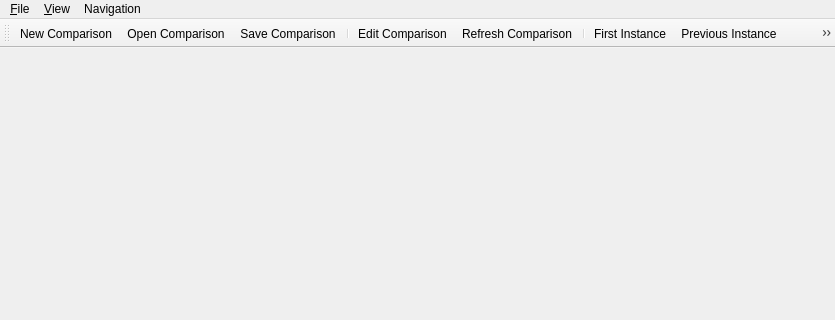
Before: the Qt Designer form MainWindow.ui in wsmigaj/Cameleon, drawn with Qt 5; both pictures show x 0 to 835 and y 0 to 320 of the 835 by 604 pixel window.
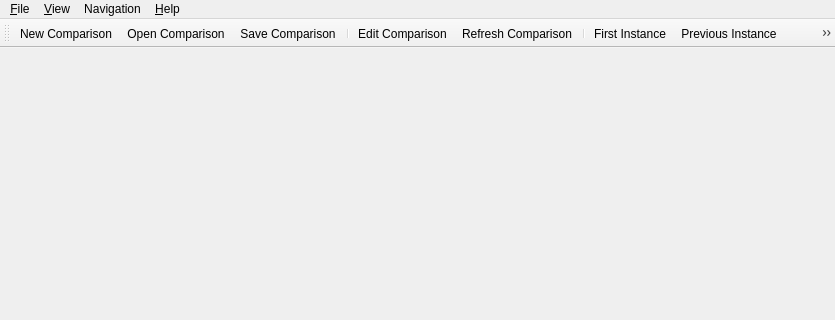
After: the same form once the commit is applied. Custom widgets are drawn as their Qt base class.

Commit message: Add an About dialog.

```diff
--- a/MainWindow.ui
+++ b/MainWindow.ui
@@ -73,9 +73,16 @@
     <addaction name="actionNextInstance"/>
     <addaction name="actionLastInstance"/>
    </widget>
+   <widget class="QMenu" name="menu_Help">
+    <property name="title">
+     <string>&amp;Help</string>
+    </property>
+    <addaction name="actionAboutCameleon"/>
+   </widget>
    <addaction name="menuFile"/>
    <addaction name="menuView"/>
    <addaction name="menuNavigation"/>
+   <addaction name="menu_Help"/>
   </widget>
   <widget class="QToolBar" name="mainToolBar">
    <attribute name="toolBarArea">
```
Left out of the diff: 5 changed lines with no effect on the pictures. The commit also changes 2 other files.
